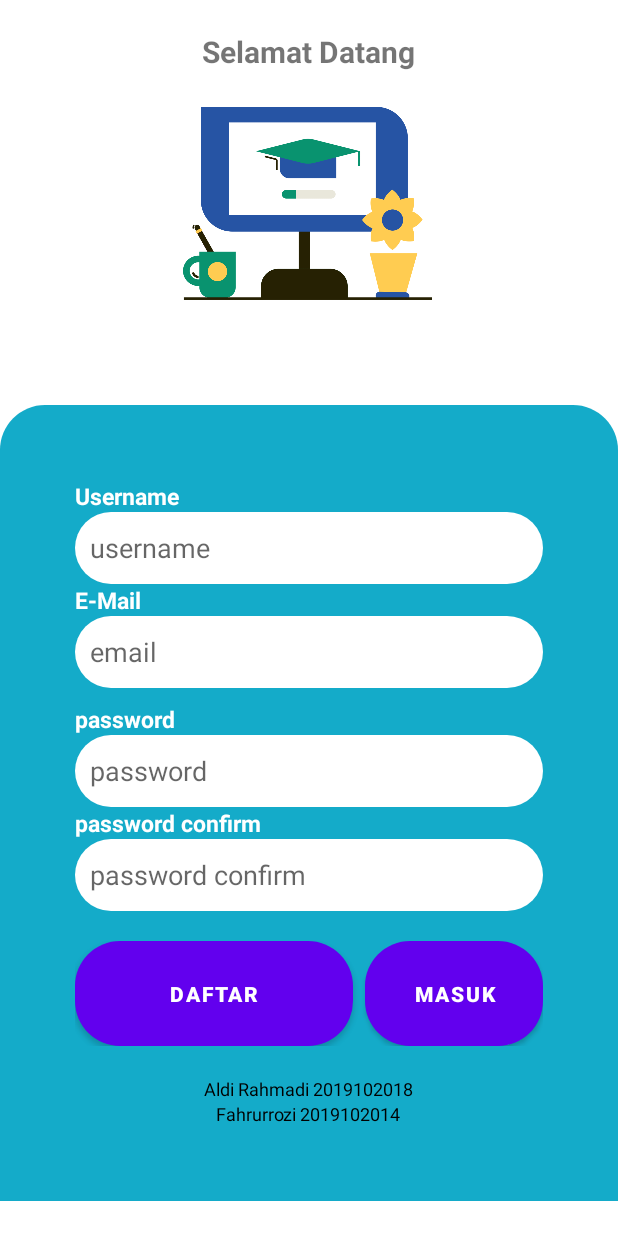
After one commit to noname-03/Java_Firebase-Elearning, an Android app: the Register screen opened directly, with no data from a screen before it, on a phone screen of 412 x 824 dp. The commit adds this screen. Run offline under Robolectric (Android 15) with nearby library versions, the phone set to English and light mode, and no system bars; our stand-ins replace Firebase (no records; nobody signed in at launch, a user with empty details on screens opened directly).

Commit message:
firebase auth and view

```diff
--- /dev/null
+++ b/app/src/main/java/com/example/crudfirebase/Register.java
@@ -0,0 +1,100 @@
+package com.example.crudfirebase;
+
+import androidx.annotation.NonNull;
+import androidx.appcompat.app.AppCompatActivity;
+
+import android.app.ProgressDialog;
+import android.content.Intent;
+import android.os.Bundle;
+import android.widget.Button;
+import android.widget.EditText;
+import android.widget.Toast;
+
+import com.google.android.gms.tasks.OnCompleteListener;
+import com.google.android.gms.tasks.Task;
+import com.google.firebase.auth.AuthResult;
+import com.google.firebase.auth.FirebaseAuth;
+import com.google.firebase.auth.FirebaseUser;
+import com.google.firebase.auth.UserProfileChangeRequest;
+
+public class Register extends AppCompatActivity {
+
+    private EditText editname, editemail, editpw, editpwconf;
+    private Button btnRegis, btnLogin;
+    private ProgressDialog progressDialog;
+    private FirebaseAuth mAuth;
+
+    @Override
+    protected void onCreate(Bundle savedInstanceState) {
+        super.onCreate(savedInstanceState);
+        setContentView(R.layout.activity_register);
+
+        editname = findViewById(R.id.name);
+        editemail = findViewById(R.id.email);
+        editpw = findViewById(R.id.password);
+        editpwconf = findViewById(R.id.password2);
+        btnRegis = (Button) findViewById(R.id.register);
+        btnLogin = (Button) findViewById(R.id.login);
+
+        //dari firebase
+        mAuth = FirebaseAuth.getInstance();
+        progressDialog = new ProgressDialog(Register.this);
+        progressDialog.setTitle("Loading");
+        progressDialog.setMessage("Harap Menunggu");
+        progressDialog.setCancelable(false);
+
+        btnLogin.setOnClickListener(view -> {
+            finish();
+        });
+        btnRegis.setOnClickListener(view -> {
+            if (editname.getText().length()>0 && editemail.getText().length()>0 && editpw.getText().length()>0 && editpwconf.getText().length()>0){
+                if (editpw.getText().toString().equals(editpwconf.getText().toString())){
+                    register(editname.getText().toString(), editemail.getText().toString(), editpw.getText().toString());
+                }else{
+                    Toast.makeText(getApplicationContext(), "Password Yang Anda Masukan Tidak Sama", Toast.LENGTH_SHORT).show();
+                }
+            }else{
+                Toast.makeText(getApplicationContext(), "Silahkan Isi Semua Data", Toast.LENGTH_SHORT).show();
+            }
+        });
+    }
+    private void register(String name, String email, String password){
+        progressDialog.show();
+        mAuth.createUserWithEmailAndPassword(email, password).addOnCompleteListener(new OnCompleteListener<AuthResult>() {
+            @Override
+            public void onComplete(@NonNull Task<AuthResult> task) {
+                if (task.isSuccessful() && task.getResult()!=null){
+                    FirebaseUser firebaseUser = task.getResult().getUser();
+                    if (firebaseUser!=null){
+                        UserProfileChangeRequest request = new UserProfileChangeRequest.Builder()
+                                .setDisplayName(name)
+                                .build();
+                        firebaseUser.updateProfile(request).addOnCompleteListener(new OnCompleteListener<Void>() {
+                            @Override
+                            public void onComplete(@NonNull Task<Void> task) {
+                                reload();
+                            }
+                        });
+                    }else{
+                        Toast.makeText(getApplicationContext(), "Registrasi Gagal", Toast.LENGTH_SHORT).show();
+                    }
+                }else{
+                    Toast.makeText(getApplicationContext(), task.getException().getLocalizedMessage(), Toast.LENGTH_SHORT).show();
+                }
+                progressDialog.dismiss();
+            }
+        });
+    }
+    private void reload(){
+        startActivity(new Intent(getApplicationContext(), MainActivity.class));
+    }
+
+    @Override
+    public void onStart(){
+        super.onStart();
+        FirebaseUser currentuser = mAuth.getCurrentUser();
+        if (currentuser != null){
+            reload();
+        }
+    }
+}
--- /dev/null
+++ b/app/src/main/res/drawable/border.xml
@@ -0,0 +1,8 @@
+<?xml version="1.0" encoding="utf-8"?>
+<shape
+    android:shape="rectangle"
+    xmlns:android="http://schemas.android.com/apk/res/android">
+    <solid android:color="#ffff"/>
+    <corners android:radius="30dp"/>
+
+</shape>
--- /dev/null
+++ b/app/src/main/res/drawable/button.xml
@@ -0,0 +1,8 @@
+<?xml version="1.0" encoding="utf-8"?>
+<shape
+    android:shape="rectangle"
+    xmlns:android="http://schemas.android.com/apk/res/android">
+    <solid android:color="#116590"/>
+    <corners android:radius="30dp"/>
+
+</shape>
--- /dev/null
+++ b/app/src/main/res/drawable/gradient.xml
@@ -0,0 +1,13 @@
+<?xml version="1.0" encoding="utf-8"?>
+<shape xmlns:android="http://schemas.android.com/apk/res/android" android:shape="rectangle" >
+    <corners android:topLeftRadius="30dp"
+        android:topRightRadius="30dp"
+        />
+    <gradient
+        android:type="linear"
+        android:centerX="11%"
+        android:startColor="#14ABC9"
+        android:centerColor="#14ABC9"
+        android:endColor="#14ABC9"
+        android:angle="90"/>
+</shape>
--- a/app/src/main/res/layout/activity_main.xml
+++ b/app/src/main/res/layout/activity_main.xml
@@ -33,7 +33,7 @@
             android:layout_height="wrap_content"
             android:layout_marginStart="4dp"
             android:layout_marginTop="15dp"
-            android:text="@string/gamtenk"
+            android:text=""
             android:textColor="@color/white"
             android:textSize="25sp"
             android:textStyle="bold"
@@ -238,7 +238,7 @@
                     android:layout_width="match_parent"
                     android:layout_height="wrap_content"
                     android:gravity="center"
-                    android:text="Course List"
+                    android:text="Logout"
                     android:textColor="@color/accent"
                     android:textSize="20sp"
                     android:textStyle="bold"/>
--- /dev/null
+++ b/app/src/main/res/layout/activity_register.xml
@@ -0,0 +1,165 @@
+<?xml version="1.0" encoding="utf-8"?>
+<LinearLayout xmlns:android="http://schemas.android.com/apk/res/android"
+    xmlns:app="http://schemas.android.com/apk/res-auto"
+    xmlns:tools="http://schemas.android.com/tools"
+    android:layout_width="match_parent"
+    android:layout_height="match_parent"
+    android:orientation="vertical"
+    tools:context=".Login">
+
+    <RelativeLayout
+        android:layout_width="match_parent"
+        android:layout_height="270dp"
+        android:background="#FFFFFF"
+        android:layout_gravity="center">
+
+        <TextView
+            android:layout_width="wrap_content"
+            android:layout_height="wrap_content"
+            android:layout_above="@+id/image"
+            android:layout_marginBottom="12dp"
+            android:layout_centerHorizontal="true"
+            android:text="Selamat Datang"
+            android:textSize="20dp"
+            android:textStyle="bold" />
+        <ImageView
+            android:id="@+id/image"
+            android:layout_width="200dp"
+            android:layout_height="150dp"
+            android:layout_centerInParent="true"
+            android:background="@drawable/welcome1"></ImageView>
+
+            <LinearLayout
+                android:layout_width="match_parent"
+                android:layout_height="wrap_content"
+                android:orientation="vertical" />
+    </RelativeLayout>
+    <ScrollView
+        android:layout_width="match_parent"
+        android:layout_height="match_parent">
+    <LinearLayout
+        android:layout_width="match_parent"
+        android:layout_height="285dp"
+        android:layout_weight="1"
+        android:padding="50dp"
+        android:background="@drawable/gradient"
+        android:orientation="vertical">
+        <TextView
+            android:layout_width="wrap_content"
+            android:layout_height="wrap_content"
+            android:textStyle="bold"
+            android:textSize="15dp"
+            android:text="Username"
+            android:textColor="#fff"/>
+
+        <EditText
+            android:id="@+id/name"
+            android:layout_width="match_parent"
+            android:layout_height="48dp"
+            android:background="@drawable/border"
+            android:hint="username"
+            android:inputType="text"
+            android:paddingLeft="10dp" />
+
+        <TextView
+            android:layout_width="wrap_content"
+            android:layout_height="wrap_content"
+            android:textStyle="bold"
+            android:textSize="15dp"
+            android:text="E-Mail"
+            android:textColor="#fff"/>
+
+        <EditText
+            android:id="@+id/email"
+            android:layout_width="match_parent"
+            android:layout_height="48dp"
+            android:background="@drawable/border"
+            android:hint="email"
+            android:inputType="textEmailAddress"
+            android:paddingLeft="10dp" />
+        <RelativeLayout
+            android:layout_width="wrap_content"
+            android:layout_height="10dp"/>
+        <TextView
+            android:layout_width="wrap_content"
+            android:layout_height="wrap_content"
+            android:textStyle="bold"
+            android:textSize="15dp"
+            android:text="password"
+            android:textColor="#fff"/>
+
+        <EditText
+            android:id="@+id/password"
+            android:layout_width="match_parent"
+            android:layout_height="48dp"
+            android:background="@drawable/border"
+            android:hint="password"
+            android:inputType="textPassword"
+            android:paddingLeft="10dp" />
+        <TextView
+            android:layout_width="wrap_content"
+            android:layout_height="wrap_content"
+            android:textStyle="bold"
+            android:textSize="15dp"
+            android:text="password confirm"
+            android:textColor="#fff"/>
+
+        <EditText
+            android:id="@+id/password2"
+            android:layout_width="match_parent"
+            android:layout_height="48dp"
+            android:background="@drawable/border"
+            android:hint="password confirm"
+            android:inputType="textPassword"
+            android:paddingLeft="10dp" />
+        <RelativeLayout
+            android:layout_width="wrap_content"
+            android:layout_height="20dp"/>
+        <LinearLayout
+            android:layout_width="match_parent"
+            android:layout_height="wrap_content"
+            android:orientation="horizontal">
+
+            <Button
+                android:id="@+id/register"
+                android:layout_width="185dp"
+                android:layout_height="70dp"
+                android:background="@drawable/button"
+                android:padding="8dp"
+                android:text="Daftar"
+                android:textColor="#FFF"
+                android:textStyle="bold" />
+            <RelativeLayout
+                android:layout_width="8dp"
+                android:layout_height="wrap_content"/>
+
+            <Button
+                android:id="@+id/login"
+                android:layout_width="match_parent"
+                android:layout_height="70dp"
+                android:background="@drawable/button"
+                android:padding="6dp"
+                android:text="Masuk"
+                android:textColor="#fff"
+                android:textStyle="bold" />
+
+        </LinearLayout>
+        <TextView
+            android:layout_marginTop="20dp"
+            android:layout_width="wrap_content"
+            android:layout_height="wrap_content"
+            android:layout_gravity="center"
+            android:text="Aldi Rahmadi 2019102018"
+            android:textSize="12dp"
+            android:textColor="@color/black"/>
+        <TextView
+            android:layout_width="wrap_content"
+            android:layout_height="wrap_content"
+            android:layout_gravity="center"
+            android:text="Fahrurrozi 2019102014"
+            android:textSize="12dp"
+            android:textColor="@color/black"/>
+    </LinearLayout>
+
+    </ScrollView>
+</LinearLayout>
--- a/app/src/main/res/values-night/themes.xml
+++ b/app/src/main/res/values-night/themes.xml
@@ -4,7 +4,7 @@
         <!-- Primary brand color. -->
         <item name="colorPrimary">@color/purple_200</item>
         <item name="colorPrimaryVariant">@color/purple_700</item>
-        <item name="colorOnPrimary">@color/black</item>
+        <item name="colorOnPrimary">@color/white</item>
         <!-- Secondary brand color. -->
         <item name="colorSecondary">@color/teal_200</item>
         <item name="colorSecondaryVariant">@color/teal_200</item>
--- a/build.gradle
+++ b/build.gradle
@@ -6,6 +6,8 @@ buildscript {
     }
     dependencies {
         classpath "com.android.tools.build:gradle:7.0.2"
+        classpath 'com.google.gms:google-services:4.3.10'
+
 
         // NOTE: Do not place your application dependencies here; they belong
         // in the individual module build.gradle files
```
Also changed, not shown: app/build.gradle (+9 -1 lines), app/src/main/AndroidManifest.xml (+13 -7 lines), app/src/main/java/com/example/crudfirebase/Login.java (added, +88 -0 lines), app/src/main/java/com/example/crudfirebase/MainActivity.java (+18 -2 lines), app/src/main/res/values/strings.xml (+9 -0 lines), app/src/main/res/drawable-v24/welcome.png (added), app/src/main/res/drawable-v24/welcome1.png (added), app/src/main/res/drawable/welcome.png (added), app/src/main/res/drawable/welcome1.png (added), 1 other file.
